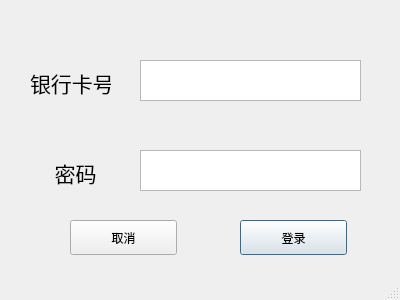
The window that Client/login.ui (intgerzero/network-computing) describes before a commit, drawn with Qt 5.
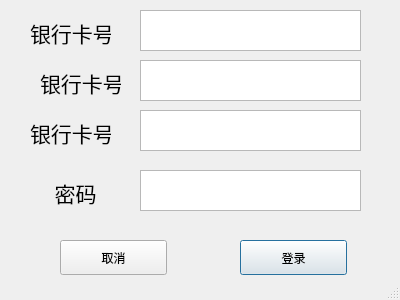
The same window after the commit.

```diff
--- a/Client/login.ui
+++ b/Client/login.ui
@@ -20,7 +20,7 @@
    <property name="geometry">
     <rect>
      <x>140</x>
-     <y>60</y>
+     <y>110</y>
      <width>221</width>
      <height>41</height>
     </rect>
@@ -33,7 +33,7 @@
    <property name="geometry">
     <rect>
      <x>140</x>
-     <y>150</y>
+     <y>170</y>
      <width>221</width>
      <height>41</height>
     </rect>
@@ -46,7 +46,7 @@
    <property name="geometry">
     <rect>
      <x>30</x>
-     <y>70</y>
+     <y>120</y>
      <width>81</width>
      <height>25</height>
     </rect>
@@ -64,7 +64,7 @@
    <property name="geometry">
     <rect>
      <x>40</x>
-     <y>160</y>
+     <y>180</y>
      <width>71</width>
      <height>25</height>
     </rect>
@@ -93,7 +93,7 @@
    <property name="geometry">
     <rect>
      <x>240</x>
-     <y>220</y>
+     <y>240</y>
      <width>107</width>
      <height>35</height>
     </rect>
@@ -105,8 +105,8 @@
   <widget class="QPushButton" name="pushButton_2">
    <property name="geometry">
     <rect>
-     <x>70</x>
-     <y>220</y>
+     <x>60</x>
+     <y>240</y>
      <width>107</width>
      <height>35</height>
     </rect>
@@ -115,6 +115,68 @@
     <string>取消</string>
    </property>
   </widget>
+  <widget class="QPlainTextEdit" name="bankcardText_2">
+   <property name="geometry">
+    <rect>
+     <x>140</x>
+     <y>60</y>
+     <width>221</width>
+     <height>41</height>
+    </rect>
+   </property>
+   <property name="plainText">
+    <string/>
+   </property>
+  </widget>
+  <widget class="QPlainTextEdit" name="bankcardText_3">
+   <property name="geometry">
+    <rect>
+     <x>140</x>
+     <y>10</y>
+     <width>221</width>
+     <height>41</height>
+    </rect>
+   </property>
+   <property name="plainText">
+    <string/>
+   </property>
+  </widget>
+  <widget class="QLabel" name="bankcard_2">
+   <property name="geometry">
+    <rect>
+     <x>30</x>
+     <y>20</y>
+     <width>81</width>
+     <height>25</height>
+    </rect>
+   </property>
+   <property name="font">
+    <font>
+     <pointsize>16</pointsize>
+    </font>
+   </property>
+   <property name="text">
+    <string>银行卡号</string>
+   </property>
+  </widget>
+  <widget class="QLabel" name="bankcard_3">
+   <property name="geometry">
+    <rect>
+     <x>40</x>
+     <y>70</y>
+     <width>81</width>
+     <height>25</height>
+    </rect>
+   </property>
+   <property name="font">
+    <font>
+     <pointsize>16</pointsize>
+    </font>
+   </property>
+   <property name="text">
+    <string>银行卡号</string>
+   </property>
+  </widget>
  </widget>
  <resources/>
  <connections>
```
